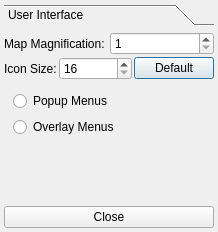
The window that client/generalsettingsdialog.ui (shentok/MoNav) describes before a commit, drawn with Qt 5.
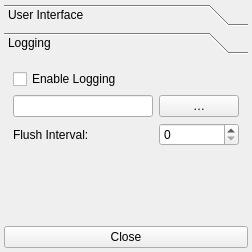
The same window after the commit.

Commit message: Patch by Christoph Eckert to provide GUI track logging settings

Diff of the .ui file:
```diff
--- a/client/generalsettingsdialog.ui
+++ b/client/generalsettingsdialog.ui
@@ -6,8 +6,8 @@
    <rect>
     <x>0</x>
     <y>0</y>
-    <width>218</width>
-    <height>232</height>
+    <width>252</width>
+    <height>252</height>
    </rect>
   </property>
   <property name="windowTitle">
@@ -29,15 +29,15 @@
       </sizepolicy>
      </property>
      <property name="currentIndex">
-      <number>0</number>
+      <number>1</number>
      </property>
      <widget class="QWidget" name="page">
       <property name="geometry">
        <rect>
         <x>0</x>
         <y>0</y>
-        <width>210</width>
-        <height>166</height>
+        <width>201</width>
+        <height>154</height>
        </rect>
       </property>
       <property name="sizePolicy">
@@ -137,6 +137,91 @@
        </item>
       </layout>
      </widget>
+     <widget class="QWidget" name="page_2">
+      <property name="geometry">
+       <rect>
+        <x>0</x>
+        <y>0</y>
+        <width>234</width>
+        <height>154</height>
+       </rect>
+      </property>
+      <attribute name="label">
+       <string>Logging</string>
+      </attribute>
+      <layout class="QGridLayout" name="gridLayout_2">
+       <item row="0" column="0">
+        <layout class="QGridLayout" name="gridLayout">
+         <item row="0" column="0" colspan="2">
+          <widget class="QCheckBox" name="checkBoxLogging">
+           <property name="toolTip">
+            <string>The GPS position is logged to a file for later use.</string>
+           </property>
+           <property name="whatsThis">
+            <string>The GPS position is logged to a file for later use.</string>
+           </property>
+           <property name="text">
+            <string>Enable Logging</string>
+           </property>
+          </widget>
+         </item>
+         <item row="1" column="0" colspan="2">
+          <widget class="QLineEdit" name="lineEditPathLogging">
+           <property name="toolTip">
+            <string>The folder to host the logfile</string>
+           </property>
+           <property name="whatsThis">
+            <string>The folder to host the logfile</string>
+           </property>
+          </widget>
+         </item>
+         <item row="1" column="2">
+          <widget class="QPushButton" name="pushButtonPathLogging">
+           <property name="toolTip">
+            <string>Click to select the logfile folder</string>
+           </property>
+           <property name="whatsThis">
+            <string>Click to select the logfile folder</string>
+           </property>
+           <property name="text">
+            <string>…</string>
+           </property>
+          </widget>
+         </item>
+         <item row="2" column="0">
+          <widget class="QLabel" name="labelFlushIntervalLogging">
+           <property name="text">
+            <string>Flush Interval:</string>
+           </property>
+          </widget>
+         </item>
+         <item row="2" column="2">
+          <widget class="QSpinBox" name="spinBoxLogInterval">
+           <property name="toolTip">
+            <string>The interval to write the logfile in seconds</string>
+           </property>
+           <property name="whatsThis">
+            <string>The interval to write the logfile in seconds</string>
+           </property>
+          </widget>
+         </item>
+         <item row="3" column="1">
+          <spacer name="verticalSpacer_2">
+           <property name="orientation">
+            <enum>Qt::Vertical</enum>
+           </property>
+           <property name="sizeHint" stdset="0">
+            <size>
+             <width>20</width>
+             <height>56</height>
+            </size>
+           </property>
+          </spacer>
+         </item>
+        </layout>
+       </item>
+      </layout>
+     </widget>
     </widget>
    </item>
    <item>
```
The commit also changes 4 other files.
